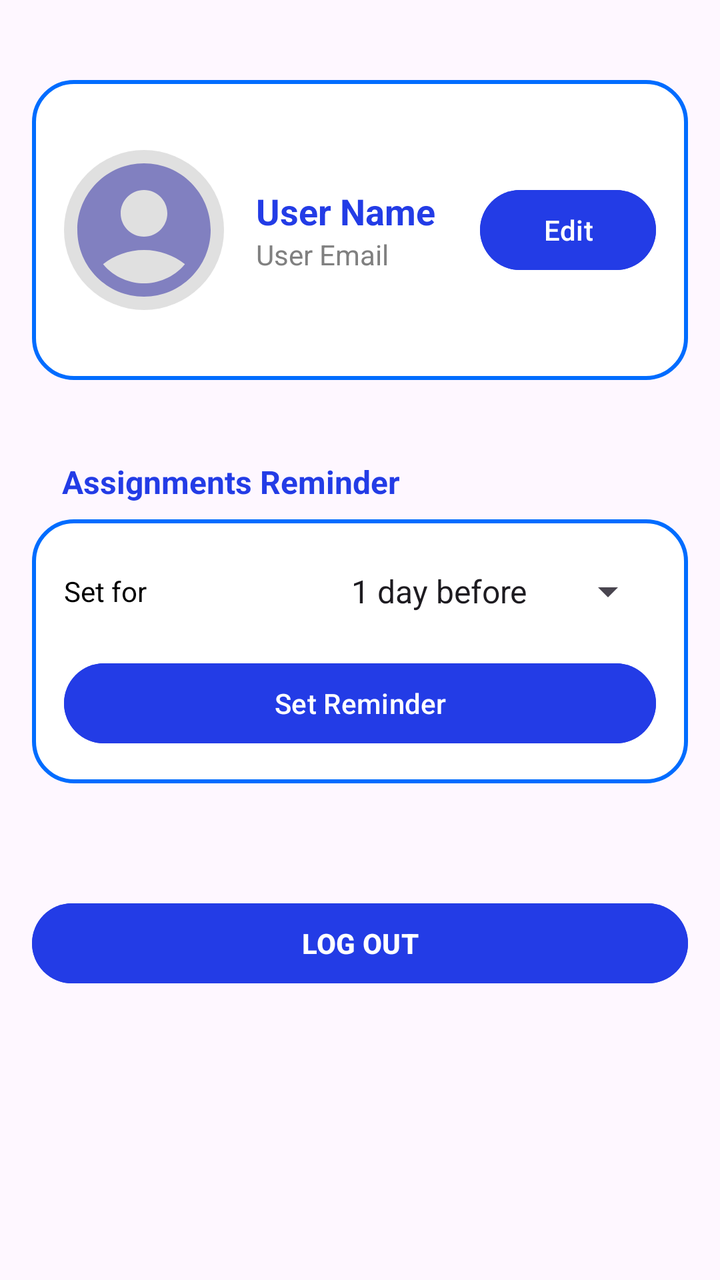
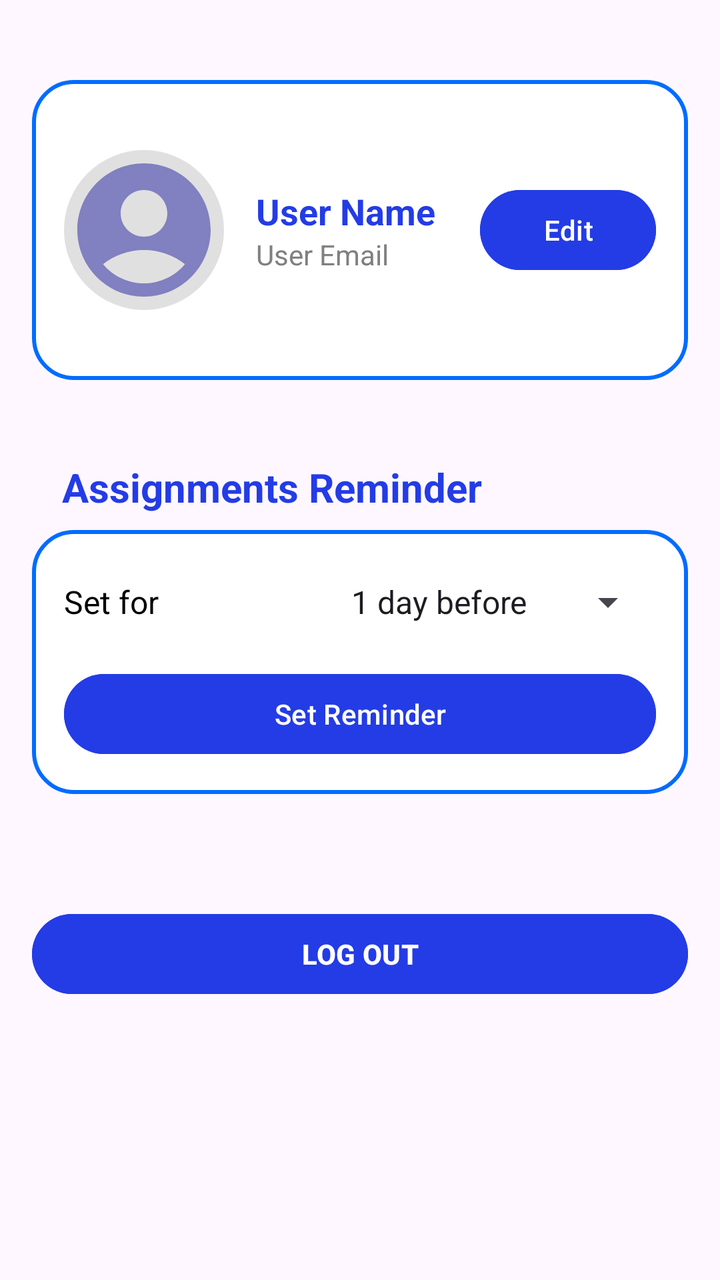

Two renders of the same Android screen: before a commit and after it. Below are the layout's source before the change and the commit's diff.
<!-- AndroidManifest.xml: application theme Theme.Project_JomStudy -->
<!-- res/layout/fragment_profile.xml -->
<?xml version="1.0" encoding="utf-8"?>

<LinearLayout
    xmlns:android="http://schemas.android.com/apk/res/android"
    android:orientation="vertical"
    android:layout_width="match_parent"
    android:layout_height="match_parent"
    android:padding="16dp">

    
    <Space
        android:layout_width="match_parent"
        android:layout_height="24dp"/>

    
    <RelativeLayout
        android:layout_width="match_parent"
        android:layout_height="150dp"
        android:background="@drawable/custom_edit_text"
        android:padding="16dp">

        
        <ImageView
            android:id="@+id/profileImage"
            android:layout_width="80dp"
            android:layout_height="80dp"
            android:layout_alignParentStart="true"
            android:layout_centerVertical="true"
            android:background="@drawable/circle_background"
            android:scaleType="centerCrop"
            android:src="@drawable/baseline_account_circle_24" />

        
        <LinearLayout
            android:id="@+id/userDetailsLayout"
            android:layout_width="match_parent"
            android:layout_height="wrap_content"
            android:layout_toEndOf="@id/profileImage"
            android:layout_toStartOf="@id/editProfileBtn"
            android:layout_marginStart="16dp"
            android:layout_marginEnd="16dp"
            android:layout_centerVertical="true"
            android:orientation="vertical">

            <TextView
                android:id="@+id/userName"
                android:layout_width="match_parent"
                android:layout_height="wrap_content"
                android:ellipsize="end"
                android:maxLines="1"
                android:text="User Name"
                android:textColor="@color/blue_text"
                android:textSize="18sp"
                android:textStyle="bold" />

            <TextView
                android:id="@+id/userEmail"
                android:layout_width="match_parent"
                android:layout_height="wrap_content"
                android:ellipsize="end"
                android:maxLines="1"
                android:text="User Email"
                android:textColor="#808080"
                android:textSize="14sp" />
        </LinearLayout>

        
        <Button
            android:id="@+id/editProfileBtn"
            android:layout_width="wrap_content"
            android:layout_height="wrap_content"
            android:layout_alignParentEnd="true"
            android:layout_centerVertical="true"
            android:backgroundTint="@color/blue_text"
            android:text="Edit"
            android:textColor="@android:color/white" />
    </RelativeLayout>


    
    <Space
        android:layout_width="match_parent"
        android:layout_height="40dp"/>

    

    <TextView
        android:layout_width="wrap_content"
        android:layout_height="wrap_content"
        android:paddingBottom="8dp"
        android:text="Assignments Reminder"
        android:layout_marginStart="15dp"
        android:textColor="@color/blue_text"
        android:textSize="16sp"
        android:textStyle="bold" />

    <LinearLayout
        android:layout_width="match_parent"
        android:layout_height="wrap_content"
        android:orientation="vertical"
        android:background="@drawable/custom_edit_text"
        android:padding="16dp">

        <LinearLayout
            android:layout_width="match_parent"
            android:layout_height="wrap_content"
            android:orientation="horizontal"
            android:gravity="center_vertical"
            android:layout_marginTop="8dp">

            <TextView
                android:layout_width="0dp"
                android:layout_height="wrap_content"
                android:layout_weight="1"
                android:text="Set for"
                android:textColor="@android:color/black" />

            <Spinner
                android:id="@+id/reminderTimeSpinner"
                android:layout_width="wrap_content"
                android:layout_height="wrap_content"
                android:spinnerMode="dropdown"
                android:entries="@array/reminder_times" />
        </LinearLayout>

        
        <Button
            android:id="@+id/setReminderBtn"
            android:layout_width="match_parent"
            android:layout_height="wrap_content"
            android:layout_marginTop="20dp"
            android:text="Set Reminder"
            android:backgroundTint="@color/blue_text"
            android:textColor="@android:color/white" />
    </LinearLayout>

    
    <Space
        android:layout_width="match_parent"
        android:layout_height="40dp"/>

    
    <Button
        android:id="@+id/logoutBtn"
        android:layout_width="match_parent"
        android:layout_height="wrap_content"
        android:layout_marginTop="16dp"
        android:text="LOG OUT"
        android:textStyle="bold"
        android:backgroundTint="@color/blue_text"
        android:textColor="@android:color/white" />
</LinearLayout>
<!-- resources referenced by this layout -->
<resources>
  <string-array name="reminder_times">
          <item>1 day before</item>
          <item>3 days before</item>
      </string-array>
  <color name="blue_text">#233ce6</color>
  <!-- drawable baseline_account_circle_24 (drawable) -->
  <vector xmlns:android="http://schemas.android.com/apk/res/android" android:height="30dp" android:tint="#8180C0" android:viewportHeight="24" android:viewportWidth="24" android:width="30dp">
        
      <path android:fillColor="@android:color/white" android:pathData="M12,2C6.48,2 2,6.48 2,12s4.48,10 10,10s10,-4.48 10,-10S17.52,2 12,2zM12,6c1.93,0 3.5,1.57 3.5,3.5S13.93,13 12,13s-3.5,-1.57 -3.5,-3.5S10.07,6 12,6zM12,20c-2.03,0 -4.43,-0.82 -6.14,-2.88C7.55,15.8 9.68,15 12,15s4.45,0.8 6.14,2.12C16.43,19.18 14.03,20 12,20z"/>
      
  </vector>
  <!-- drawable circle_background (drawable) -->
  <?xml version="1.0" encoding="utf-8"?>
  
  <shape xmlns:android="http://schemas.android.com/apk/res/android">
      <solid android:color="#E0E0E0"/>
      <corners android:radius="50dp"/>
  </shape>
  <!-- drawable custom_edit_text (drawable) -->
  <?xml version="1.0" encoding="utf-8"?>
  <shape xmlns:android="http://schemas.android.com/apk/res/android"
      android:shape="rectangle">
      <solid android:color="#FFFFFF" />
      <stroke
          android:width="2dp"
          android:color="@color/dark_blue"/>
  
      <corners
          android:radius="20dp"/>
  
  </shape>
  <style name="Theme.Project_JomStudy" parent="Base.Theme.Project_JomStudy" />
  <color name="dark_blue">#006cff</color>
  <style name="Base.Theme.Project_JomStudy" parent="Theme.Material3.DayNight.NoActionBar" />
</resources>

<!-- the commit's change to res/layout/fragment_profile.xml (unified diff, before → after) -->
@@ -91,7 +91,7 @@
         android:text="Assignments Reminder"
         android:layout_marginStart="15dp"
         android:textColor="@color/blue_text"
-        android:textSize="16sp"
+        android:textSize="20sp"
         android:textStyle="bold" />
 
     <LinearLayout
@@ -113,6 +113,7 @@
                 android:layout_height="wrap_content"
                 android:layout_weight="1"
                 android:text="Set for"
+                android:textSize="16dp"
                 android:textColor="@android:color/black" />
 
             <Spinner
